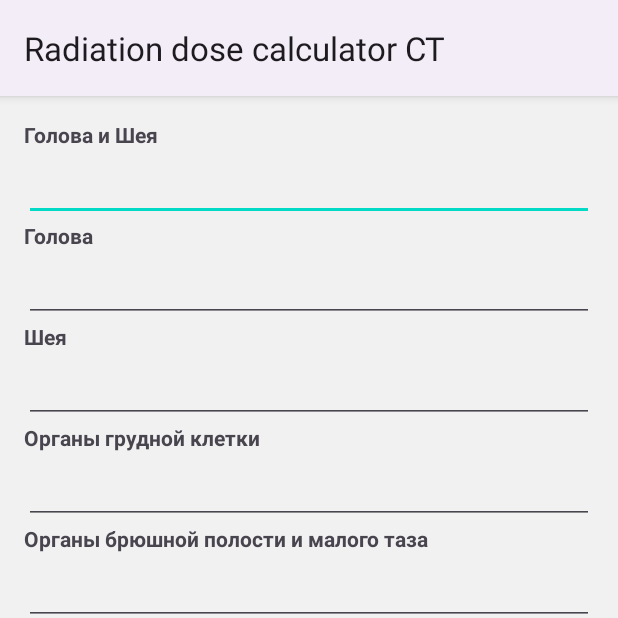
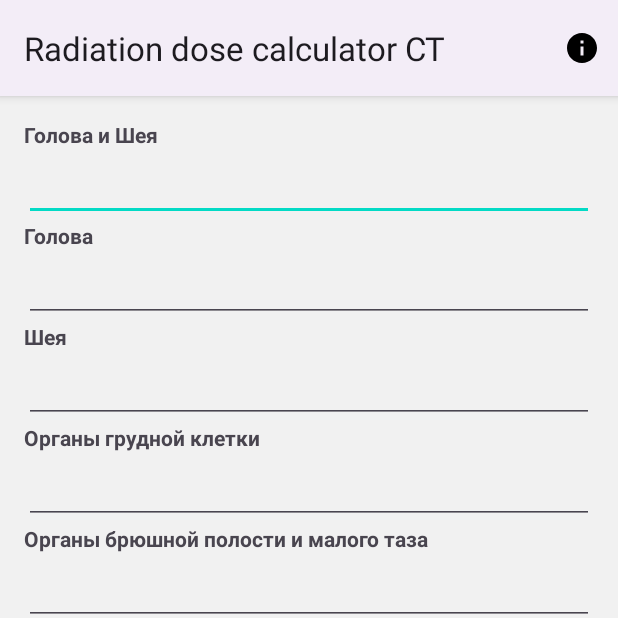
Before and after one commit to BLRSapsan/X-ray-CT-total-dose, an Android app: the screen it shows after launch (MainActivity), on a phone screen of 412 x 824 dp, the top half of it. Run offline under Robolectric (Android 15) with nearby library versions, the phone set to English and light mode, and no system bars; 7 statements that could not run were skipped.

Commit message:
Add information, changed coefficients

```diff
--- a/app/src/main/java/com/dose_calculator/x_ray_total_dose/presentation/MainActivity.kt
+++ b/app/src/main/java/com/dose_calculator/x_ray_total_dose/presentation/MainActivity.kt
@@ -1,8 +1,11 @@
 package com.dose_calculator.x_ray_total_dose.presentation
 
 import android.content.Context
+import android.content.Intent
 import androidx.appcompat.app.AppCompatActivity
 import android.os.Bundle
+import android.view.Menu
+import android.view.MenuItem
 import android.view.View
 import android.view.inputmethod.InputMethodManager
 import android.widget.AdapterView
@@ -93,4 +96,20 @@ class MainActivity: AppCompatActivity() {
             }
         }
     }
+
+    override fun onCreateOptionsMenu(menu: Menu?): Boolean {
+        menuInflater.inflate(R.menu.info_menu, menu)
+        return super.onCreateOptionsMenu(menu)
+    }
+
+    override fun onOptionsItemSelected(item: MenuItem): Boolean {
+        when (item.itemId) {
+            R.id.info_menu_icon -> {
+                val intentInfo = Intent(this, InfoDose::class.java)
+                startActivity(intentInfo)
+                return true
+            }
+        }
+        return super.onOptionsItemSelected(item)
+    }
 }
--- /dev/null
+++ b/app/src/main/res/drawable/ic_info_24.xml
@@ -0,0 +1,5 @@
+<vector android:height="24dp" android:tint="#000000"
+    android:viewportHeight="24" android:viewportWidth="24"
+    android:width="24dp" xmlns:android="http://schemas.android.com/apk/res/android">
+    <path android:fillColor="@android:color/white" android:pathData="M12,2C6.48,2 2,6.48 2,12s4.48,10 10,10 10,-4.48 10,-10S17.52,2 12,2zM13,17h-2v-6h2v6zM13,9h-2L11,7h2v2z"/>
+</vector>
--- /dev/null
+++ b/app/src/main/res/menu/info_menu.xml
@@ -0,0 +1,11 @@
+<?xml version="1.0" encoding="utf-8"?>
+<menu xmlns:android="http://schemas.android.com/apk/res/android"
+    xmlns:app="http://schemas.android.com/apk/res-auto">
+
+    <item
+        android:title="@string/info"
+        android:id="@+id/info_menu_icon"
+        android:icon="@drawable/ic_info_24"
+        app:showAsAction="ifRoom"/>
+
+</menu>
```
Also changed, not shown: app/src/main/AndroidManifest.xml (+11 -0 lines), app/src/main/java/com/dose_calculator/x_ray_total_dose/presentation/InfoDose.kt (added, +19 -0 lines), app/src/main/res/layout/info_dose.xml (added, +16 -0 lines), app/src/main/res/values/strings.xml (+9 -0 lines), 1 other file.
